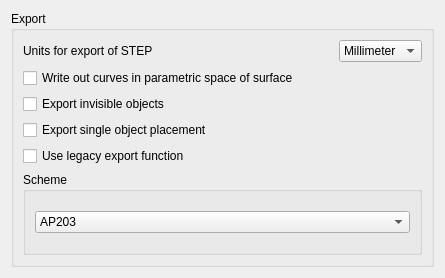
Old version of the form src/Mod/Part/Gui/DlgExportStep.ui in the repository southseact-3d/fcd.
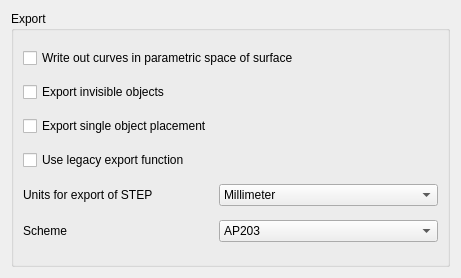
New version of the form. Custom widgets are drawn as their Qt base class.

Commit message: Gui: Fix minor preference pages issues

Diff of the .ui file:
```diff
--- a/src/Mod/Part/Gui/DlgExportStep.ui
+++ b/src/Mod/Part/Gui/DlgExportStep.ui
@@ -20,27 +20,21 @@
       <string>Export</string>
      </property>
      <layout class="QGridLayout" name="gridLayout_3">
-      <item row="0" column="0">
+      <item row="6" column="0">
+       <widget class="QLabel" name="label_2">
+        <property name="text">
+         <string>Scheme</string>
+        </property>
+       </widget>
+      </item>
+      <item row="5" column="0">
        <widget class="QLabel" name="label">
         <property name="text">
          <string>Units for export of STEP</string>
         </property>
        </widget>
       </item>
-      <item row="0" column="1">
-       <spacer>
-        <property name="orientation">
-         <enum>Qt::Horizontal</enum>
-        </property>
-        <property name="sizeHint" stdset="0">
-         <size>
-          <width>40</width>
-          <height>20</height>
-         </size>
-        </property>
-       </spacer>
-      </item>
-      <item row="0" column="2">
+      <item row="5" column="1">
        <widget class="QComboBox" name="comboBoxUnits">
         <item>
          <property name="text">
@@ -59,30 +53,49 @@
         </item>
        </widget>
       </item>
-      <item row="2" column="0" colspan="3">
-       <widget class="QCheckBox" name="checkBoxPcurves">
+      <item row="6" column="1">
+       <widget class="QComboBox" name="comboBoxSchema">
+        <item>
+         <property name="text">
+          <string notr="true">AP203</string>
+         </property>
+        </item>
+        <item>
+         <property name="text">
+          <string notr="true">AP214 Committee Draft</string>
+         </property>
+        </item>
+        <item>
+         <property name="text">
+          <string notr="true">AP214 Draft International Standard</string>
+         </property>
+        </item>
+        <item>
+         <property name="text">
+          <string notr="true">AP214 International Standard</string>
+         </property>
+        </item>
+        <item>
+         <property name="text">
+          <string notr="true">AP242 Draft International Standard</string>
+         </property>
+        </item>
+       </widget>
+      </item>
+      <item row="4" column="0" colspan="2">
+       <widget class="Gui::PrefCheckBox" name="checkBoxExportLegacy">
         <property name="text">
-         <string>Write out curves in parametric space of surface</string>
+         <string>Use legacy export function</string>
+        </property>
+        <property name="prefEntry" stdset="0">
+         <cstring>ExportLegacy</cstring>
+        </property>
+        <property name="prefPath" stdset="0">
+         <cstring>Mod/Import</cstring>
         </property>
        </widget>
       </item>
       <item row="3" column="0">
-       <widget class="Gui::PrefCheckBox" name="checkBoxExportHiddenObj">
-        <property name="toolTip">
-         <string>Uncheck this to skip invisible objects when exporting, which is useful for CADs that do not support invisibility STEP styling.</string>
-        </property>
-        <property name="text">
-         <string>Export invisible objects</string>
-        </property>
-        <property name="prefEntry" stdset="0">
-         <cstring>ExportHiddenObject</cstring>
-        </property>
-        <property name="prefPath" stdset="0">
-         <cstring>Mod/Import</cstring>
-        </property>
-       </widget>
-      </item>
-      <item row="4" column="0">
        <widget class="Gui::PrefCheckBox" name="checkBoxKeepPlacement">
         <property name="toolTip">
          <string>Check this option to keep the placement information when exporting
@@ -101,10 +114,13 @@
         </property>
        </widget>
       </item>
-      <item row="5" column="0">
-       <widget class="Gui::PrefCheckBox" name="checkBoxExportLegacy">
+      <item row="2" column="0" colspan="2">
+       <widget class="Gui::PrefCheckBox" name="checkBoxExportHiddenObj">
+        <property name="toolTip">
+         <string>Uncheck this to skip invisible objects when exporting, which is useful for CADs that do not support invisibility STEP styling.</string>
+        </property>
         <property name="text">
-         <string>Use legacy export function</string>
+         <string>Export invisible objects</string>
         </property>
         <property name="prefEntry" stdset="0">
          <cstring>ExportLegacy</cstring>
@@ -114,42 +130,11 @@
         </property>
        </widget>
       </item>
-      <item row="6" column="0" colspan="3">
-       <widget class="QGroupBox" name="groupBox_2">
-        <property name="title">
-         <string>Scheme</string>
+      <item row="1" column="0" colspan="2">
+       <widget class="QCheckBox" name="checkBoxPcurves">
+        <property name="text">
+         <string>Write out curves in parametric space of surface</string>
         </property>
-        <layout class="QGridLayout" name="gridLayout">
-         <item row="0" column="0">
-          <widget class="QComboBox" name="comboBoxSchema">
-           <item>
-            <property name="text">
-             <string notr="true">AP203</string>
-            </property>
-           </item>
-           <item>
-            <property name="text">
-             <string notr="true">AP214 Committee Draft</string>
-            </property>
-           </item>
-           <item>
-            <property name="text">
-             <string notr="true">AP214 Draft International Standard</string>
-            </property>
-           </item>
-           <item>
-            <property name="text">
-             <string notr="true">AP214 International Standard</string>
-            </property>
-           </item>
-           <item>
-            <property name="text">
-             <string notr="true">AP242 Draft International Standard</string>
-            </property>
-           </item>
-          </widget>
-         </item>
-        </layout>
        </widget>
       </item>
      </layout>
```
Left out of the diff: 3 changed lines with no effect on the pictures. The commit also changes 1 other file.
